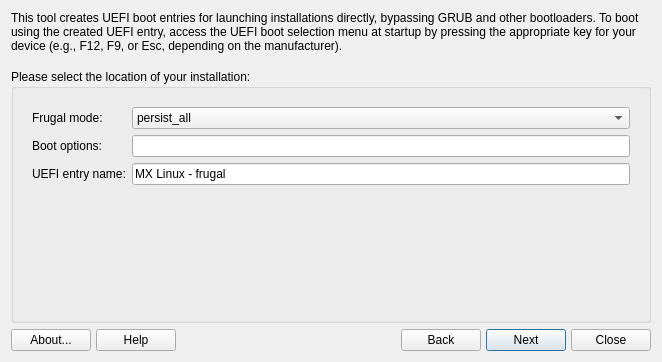
First picture: the form in mainwindow.ui, repository AdrianTM/uefi-manager, before the edit.
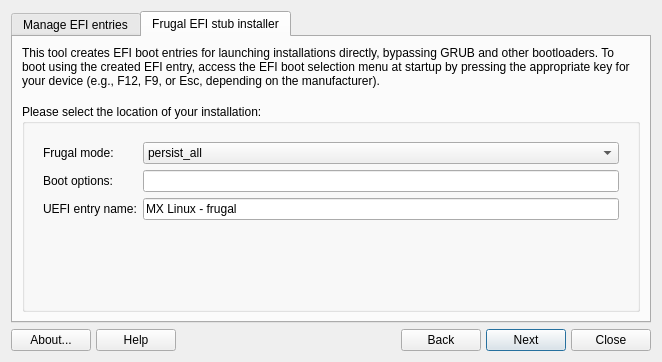
Second picture: the form after the edit. The open tabs and pages were chosen to show the change. Icons and pictures are not drawn.

Commit message: Add EFI boot manager part

The edit to the form file:
```diff
--- a/mainwindow.ui
+++ b/mainwindow.ui
@@ -12,9 +12,24 @@
   </property>
   <layout class="QVBoxLayout" name="verticalLayout_2">
    <item>
+    <widget class="QTabWidget" name="tabWidget">
+     <property name="currentIndex">
+      <number>0</number>
+     </property>
+     <widget class="QWidget" name="tabManageEfi">
+      <attribute name="title">
+       <string>Manage EFI entries</string>
+      </attribute>
+     </widget>
+     <widget class="QWidget" name="tabFrugal">
+      <attribute name="title">
+       <string>Frugal EFI stub installer</string>
+      </attribute>
+      <layout class="QVBoxLayout" name="verticalLayout_3">
+       <item>
     <widget class="QLabel" name="labelTop">
      <property name="text">
-      <string>This tool creates UEFI boot entries for launching installations directly, bypassing GRUB and other bootloaders. To boot using the created UEFI entry, access the UEFI boot selection menu at startup by pressing the appropriate key for your device (e.g., F12, F9, or Esc, depending on the manufacturer).</string>
+          <string>This tool creates EFI boot entries for launching installations directly, bypassing GRUB and other bootloaders. To boot using the created EFI entry, access the EFI boot selection menu at startup by pressing the appropriate key for your device (e.g., F12, F9, or Esc, depending on the manufacturer).</string>
      </property>
      <property name="wordWrap">
       <bool>true</bool>
@@ -189,6 +204,10 @@
      </layout>
     </widget>
    </item>
+      </layout>
+     </widget>
+    </widget>
+   </item>
    <item>
     <layout class="QGridLayout" name="buttonBar" columnstretch="0,0,0,0,0,0,0,0,0,0">
      <property name="sizeConstraint">
```
Left out of the diff: 185 changed lines with no effect on the pictures. Lines whose indentation alone changed are shown as unchanged. The commit also changes 7 other files.
